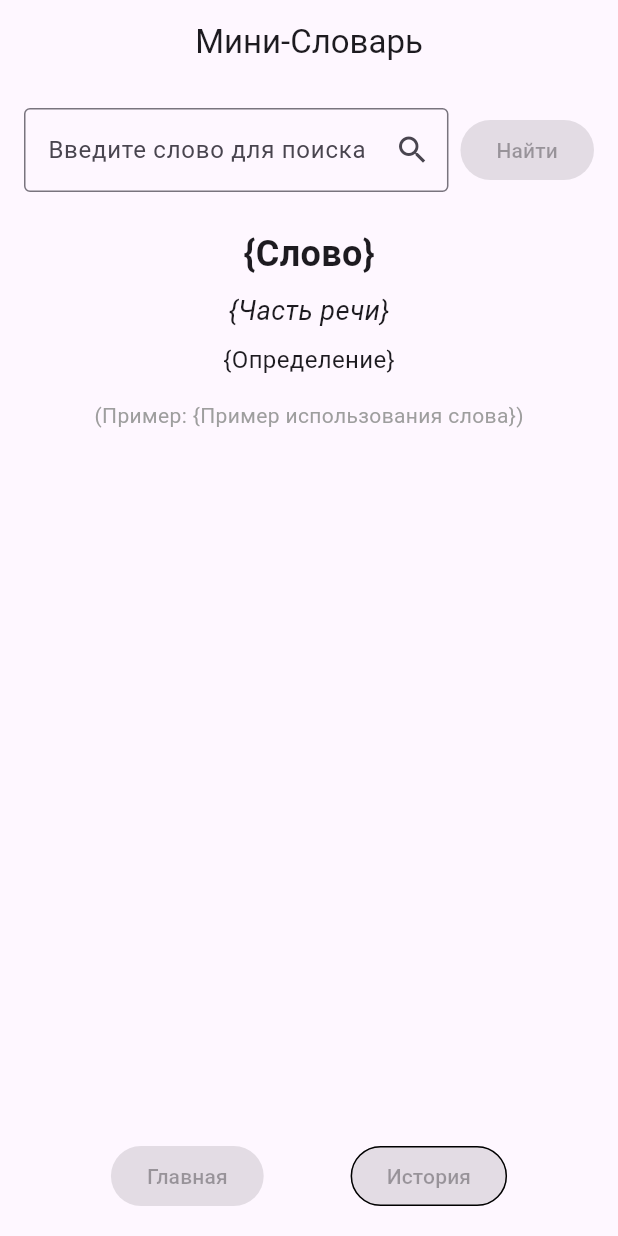
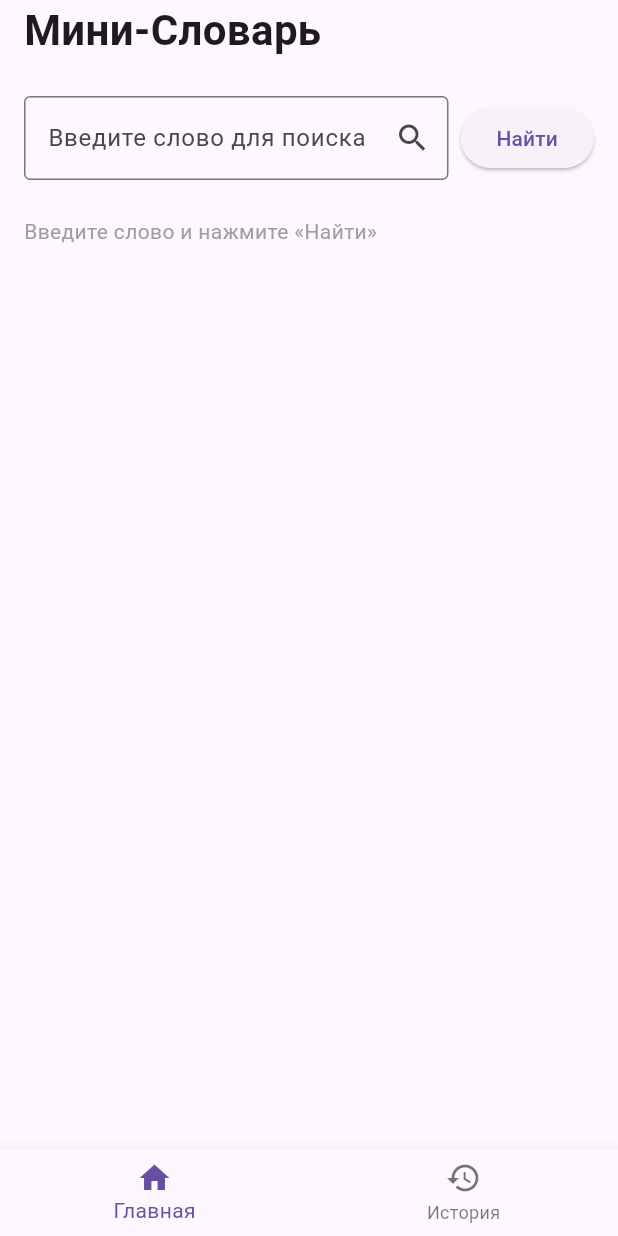
Before and after one commit to Nif3N/flutter-labs, a Flutter app: the screen it shows after launch, on a phone screen of 412 x 824 dp. Run offline on Flutter 3.47's test engine with Material 3 defaults, Android fonts, the phone set to English and light mode, and no system bars.

```diff
--- a/app/lib/main.dart
+++ b/app/lib/main.dart
@@ -1,5 +1,7 @@
+// lib/main.dart
 import 'package:flutter/material.dart';
 import 'screens/home_screen.dart';
+import 'screens/history_screen.dart';
 
 void main() {
   runApp(const MainApp());
@@ -16,7 +18,74 @@ class MainApp extends StatelessWidget {
         primarySwatch: Colors.blue,
         useMaterial3: true,
       ),
-      home: const HomeScreen(), // Пока показываем главный экран
+      home: const MainScreenWrapper(),
     );
   }
 }
+
+// Обёртка для управления состоянием и навигацией
+class MainScreenWrapper extends StatefulWidget {
+  const MainScreenWrapper({super.key});
+
+  @override
+  State<MainScreenWrapper> createState() => _MainScreenWrapperState();
+}
+
+class _MainScreenWrapperState extends State<MainScreenWrapper> {
+  int _currentIndex = 0; // 0 — Главная, 1 — История
+
+  // Слово, которое передаётся из истории обратно на главный экран
+  String? _prefilledWord;
+
+  // Метод для перехода на главный экран с предзаполненным словом
+  void goToHomeWithWord(String word) {
+    setState(() {
+      _prefilledWord = word;
+      _currentIndex = 0;
+    });
+  }
+
+  @override
+  Widget build(BuildContext context) {
+    Widget currentScreen;
+
+    if (_currentIndex == 0) {
+      currentScreen = HomeScreen(
+        prefilledWord: _prefilledWord,
+        onSearch: (word) {
+          // Пока ничего не сохраняем, просто фиксируем в UI
+          ScaffoldMessenger.of(context).showSnackBar(
+            SnackBar(content: Text('Поиск: $word')),
+          );
+        },
+      );
+    } else {
+      currentScreen = HistoryScreen(
+        onWordTap: goToHomeWithWord,
+      );
+    }
+
+    return Scaffold(
+      body: currentScreen,
+      bottomNavigationBar: BottomNavigationBar(
+        currentIndex: _currentIndex,
+        onTap: (index) {
+          setState(() {
+            _currentIndex = index;
+            _prefilledWord = null; // сброс при переключении
+          });
+        },
+        items: const [
+          BottomNavigationBarItem(
+            icon: Icon(Icons.home),
+            label: 'Главная',
+          ),
+          BottomNavigationBarItem(
+            icon: Icon(Icons.history),
+            label: 'История',
+          ),
+        ],
+      ),
+    );
+  }
+}
--- a/app/lib/screens/home_screen.dart
+++ b/app/lib/screens/home_screen.dart
@@ -1,90 +1,119 @@
 import 'package:flutter/material.dart';
 
-class HomeScreen extends StatelessWidget {
-  const HomeScreen({super.key});
+class HomeScreen extends StatefulWidget {
+  final String? prefilledWord;
+  final void Function(String) onSearch;
+
+  const HomeScreen({
+    super.key,
+    this.prefilledWord,
+    required this.onSearch,
+  });
+
+  @override
+  State<HomeScreen> createState() => _HomeScreenState();
+}
+
+class _HomeScreenState extends State<HomeScreen> {
+  late final TextEditingController _controller;
+
+  @override
+  void initState() {
+    super.initState();
+    _controller = TextEditingController(text: widget.prefilledWord ?? '');
+  }
+
+  @override
+  void dispose() {
+    _controller.dispose();
+    super.dispose();
+  }
+
+  void _handleSearch() {
+    final text = _controller.text.trim();
+    if (text.isNotEmpty) {
+      widget.onSearch(text);
+    }
+  }
 
   @override
   Widget build(BuildContext context) {
-    return Scaffold(
-      appBar: AppBar(
-        title: const Text('Мини-Словарь'),
-        centerTitle: true,
+    return SafeArea(
+      child: Padding(
+        padding: const EdgeInsets.symmetric(horizontal: 16.0),
+        child: Column(
+          crossAxisAlignment: CrossAxisAlignment.start,
+          children: [
+            // Заголовок "Мини-Словарь"
+            const Text(
+              'Мини-Словарь',
+              style: TextStyle(
+                fontSize: 28,
+                fontWeight: FontWeight.bold,
               ),
-      body: Padding(
-        padding: const EdgeInsets.all(16.0),
-        child: Column(
-          children: [
-            // Поле ввода с кнопкой поиска
+            ),
+            const SizedBox(height: 24),
+
+            // Поле ввода с кнопкой
             Row(
               children: [
                 Expanded(
                   child: TextField(
+                    controller: _controller,
                     decoration: InputDecoration(
                       hintText: 'Введите слово для поиска',
                       border: OutlineInputBorder(),
-                      suffixIcon: const Icon(Icons.search),
+                      suffixIcon: IconButton(
+                        icon: const Icon(Icons.search),
+                        onPressed: _handleSearch,
                       ),
+                    ),
+                    onSubmitted: (_) => _handleSearch(),
                   ),
                 ),
                 const SizedBox(width: 8),
                 ElevatedButton(
-                  onPressed: null, // Пока без логики
+                  onPressed: _handleSearch,
                   child: const Text('Найти'),
                 ),
               ],
             ),
             const SizedBox(height: 24),
 
-            // Область вывода результата
-            const Text(
-              '{Слово}',
-              style: TextStyle(fontSize: 24, fontWeight: FontWeight.bold),
+            // Результат поиска (заглушка)
+            if (_controller.text.isNotEmpty) ...[
+              Text(
+                _controller.text,
+                style: const TextStyle(
+                  fontSize: 24,
+                  fontWeight: FontWeight.bold,
+                ),
               ),
               const SizedBox(height: 8),
               const Text(
-              '{Часть речи}',
-              style: TextStyle(fontSize: 18, fontStyle: FontStyle.italic),
+                'noun',
+                style: TextStyle(
+                  fontSize: 18,
+                  fontStyle: FontStyle.italic,
+                ),
               ),
               const SizedBox(height: 8),
               const Text(
-              '{Определение}',
+                'A basic unit of language that carries meaning.',
                 style: TextStyle(fontSize: 16),
               ),
               const SizedBox(height: 16),
-            // Пример использования (если есть)
               const Text(
-              '(Пример: {Пример использования слова})',
+                '(Пример: This word appears in the dictionary.)',
                 style: TextStyle(fontSize: 14, color: Colors.grey),
               ),
+            ] else
+              const Text(
+                'Введите слово и нажмите «Найти»',
+                style: TextStyle(color: Colors.grey),
+              ),
 
-            const Spacer(), // Отступ до нижней панели
-
-            // Нижняя панель навигации
-            Row(
-              mainAxisAlignment: MainAxisAlignment.spaceEvenly,
-              children: [
-                ElevatedButton(
-                  onPressed: null,
-                  style: ElevatedButton.styleFrom(
-                    backgroundColor: Colors.grey[300],
-                    foregroundColor: Colors.black,
-                  ),
-                  child: const Text('Главная'),
-                ),
-                ElevatedButton(
-                  onPressed: null,
-                  style: ElevatedButton.styleFrom(
-                    backgroundColor: Colors.white,
-                    foregroundColor: Colors.black,
-                    shape: RoundedRectangleBorder(
-                      side: const BorderSide(color: Colors.black),
-                      borderRadius: BorderRadius.circular(20),
-                    ),
-                  ),
-                  child: const Text('История'),
-                ),
-              ],
-            ),
+            const Spacer(),
           ],
         ),
       ),
```
Also changed, not shown: app/lib/screens/history_screen.dart (+38 -47 lines). Lines whose indentation alone changed are shown as unchanged.
